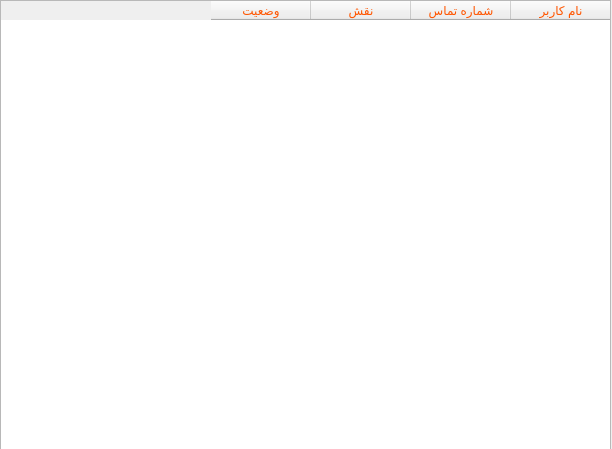
Above: FOOD/userstablewidget.ui from pooratho/FOOD before the change. Below: the same form after it.
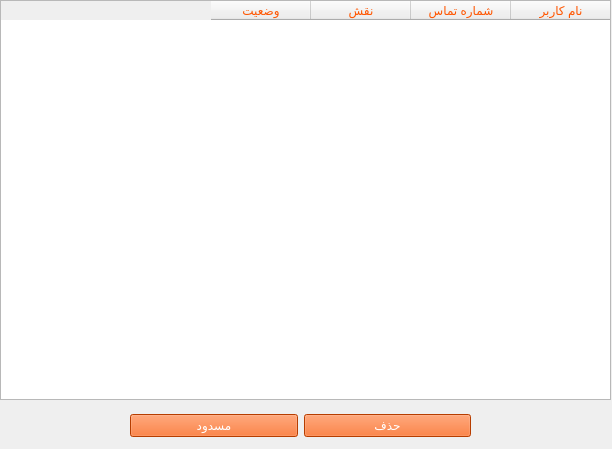
That is the form after the change.

Commit message: add block buttons to restaurant and users table list

The edit to the form file:
```diff
--- a/FOOD/userstablewidget.ui
+++ b/FOOD/userstablewidget.ui
@@ -19,19 +19,19 @@
      <x>0</x>
      <y>0</y>
      <width>611</width>
-     <height>451</height>
+     <height>400</height>
     </rect>
    </property>
    <property name="minimumSize">
     <size>
      <width>611</width>
-     <height>451</height>
+     <height>400</height>
     </size>
    </property>
    <property name="maximumSize">
     <size>
      <width>611</width>
-     <height>451</height>
+     <height>400</height>
     </size>
    </property>
    <property name="layoutDirection">
@@ -74,6 +74,42 @@
     </property>
    </column>
   </widget>
+  <widget class="QWidget" name="horizontalLayoutWidget">
+   <property name="geometry">
+    <rect>
+     <x>130</x>
+     <y>400</y>
+     <width>341</width>
+     <height>51</height>
+    </rect>
+   </property>
+   <layout class="QHBoxLayout" name="horizontalLayout">
+    <item>
+     <widget class="QPushButton" name="pushButton_2">
+      <property name="styleSheet">
+       <string notr="true">background-color: rgb(255, 85, 0);
+color: rgb(255, 255, 255);
+font: 10pt &quot;B Farnaz&quot;;</string>
+      </property>
+      <property name="text">
+       <string>مسدود</string>
+      </property>
+     </widget>
+    </item>
+    <item>
+     <widget class="QPushButton" name="pushButton">
+      <property name="styleSheet">
+       <string notr="true">background-color: rgb(255, 85, 0);
+color: rgb(255, 255, 255);
+font: 10pt &quot;B Farnaz&quot;;</string>
+      </property>
+      <property name="text">
+       <string>حذف</string>
+      </property>
+     </widget>
+    </item>
+   </layout>
+  </widget>
  </widget>
  <resources/>
  <connections/>
```
The commit also changes 1 other file.
